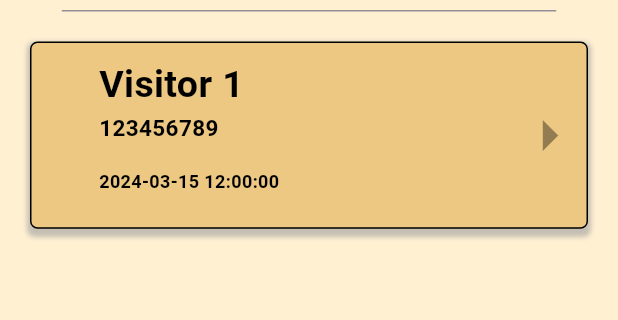
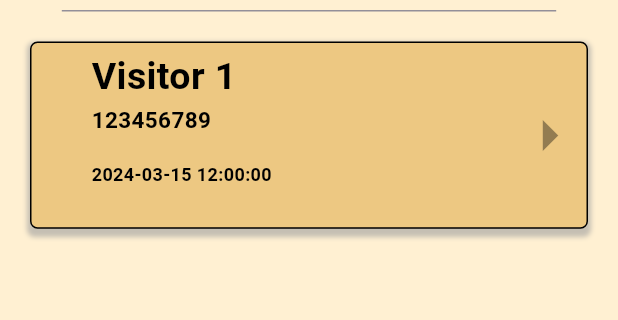
Before and after one commit to Patel-Het03/DEP24-P13-Campus-InOut-Management-App, a Flutter app: the AuthorityVisitor screen opened directly, scrolled down 154 dp, on a phone screen of 412 x 824 dp, the part 110-430 px from its top. Run offline on Flutter 3.47's test engine with Material 3 defaults, Android fonts, the phone set to English and light mode, and no system bars; our stand-ins replace animated_theme_switcher, charts_flutter, cloud_firestore, dropdown_search, file_picker, firebase_auth and 11 more; missing offline and left inert: cloud_firestore_web, firebase_auth_web, firebase_core_web, image_picker_for_web, qrscan, shared_preferences_web; accounts and stored records are empty; network calls fail.

Commit message:
Made some UI changes in authority page

```diff
--- a/my_gate_app/lib/screens/authorities/visitor/authorityVisitor.dart
+++ b/my_gate_app/lib/screens/authorities/visitor/authorityVisitor.dart
@@ -148,7 +148,7 @@ class _AuthorityVisitorState extends State<AuthorityVisitor>
                               "Pending",
 
                               style:GoogleFonts.mPlusRounded1c(
-                                  fontSize: 16,
+                                  fontSize: 14,
                                   fontWeight: FontWeight.w800,
                                   color: Colors.white
                               )
@@ -176,7 +176,7 @@ class _AuthorityVisitorState extends State<AuthorityVisitor>
                             "Past",
 
                             style:GoogleFonts.mPlusRounded1c(
-                                fontSize: 16,
+                                fontSize: 14,
                                 fontWeight: FontWeight.w800,
                                 color: Colors.white),
                           ),
--- a/my_gate_app/lib/screens/authorities/visitor/past_authority_visitor_ticket_table.dart
+++ b/my_gate_app/lib/screens/authorities/visitor/past_authority_visitor_ticket_table.dart
@@ -238,16 +238,14 @@ class _PastAuthorityVisitorTicketTableState
                                 height: 50,
                               ),
                             ),
-                            SizedBox(
-                              width: 5,
-                            ),
+
                             Container(
                               child: Column(
                                 mainAxisAlignment: MainAxisAlignment.start,
                                 crossAxisAlignment: CrossAxisAlignment.start,
                                 children: [
                                   SizedBox(
-                                    height: 10,
+                                    height: 5,
                                   ),
                                   Align(
                                     alignment: Alignment.topLeft,
--- a/my_gate_app/lib/screens/authorities/visitor/pending_authority_visitor_ticket_table.dart
+++ b/my_gate_app/lib/screens/authorities/visitor/pending_authority_visitor_ticket_table.dart
@@ -248,16 +248,16 @@
                                   height: 20,
                                 ),
                               ),
-                              const SizedBox(
-                                width: 5,
-                              ),
+                              // const SizedBox(
+                              //   width: 5,
+                              // ),
                               Container(
                                 child: Column(
                                   mainAxisAlignment: MainAxisAlignment.start,
                                   crossAxisAlignment: CrossAxisAlignment.start,
                                   children: [
                                     const SizedBox(
-                                      height: 10,
+                                      height: 5,
                                     ),
                                     Align(
                                       alignment: Alignment.topLeft,
```
Also changed, not shown: my_gate_app/lib/screens/authorities/authority_tabs.dart (+9 -5 lines), my_gate_app/lib/screens/authorities/authority_ticket_table.dart (+13 -6 lines), my_gate_app/lib/screens/authorities/pending_authority_ticket_table.dart (+5 -2 lines), my_gate_app/lib/screens/authorities/relatives/pending_relatives_ticket_table.dart (+5 -2 lines), my_gate_app/lib/screens/authorities/relatives/relatives_ticket_table.dart (+5 -2 lines), my_gate_app/lib/screens/authorities/relatives/stu_relatives.dart (+5 -3 lines), 1 other file.
